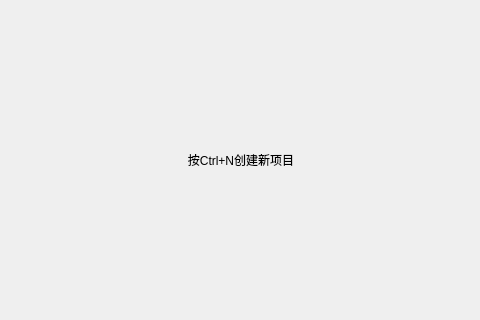
Before: the Qt Designer form defaultwidget.ui in LeafKwei/imgpkr, drawn with Qt 5; both pictures show x 159 to 639 and y 140 to 460 of the 800 by 600 pixel window.
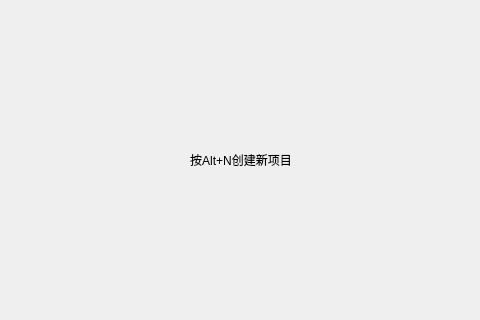
After: the same form once the commit is applied.

Patch:
```diff
--- a/defaultwidget.ui
+++ b/defaultwidget.ui
@@ -23,7 +23,7 @@
       </size>
      </property>
      <property name="text">
-      <string>按Ctrl+N创建新项目</string>
+      <string>按Alt+N创建新项目</string>
      </property>
      <property name="alignment">
       <set>Qt::AlignmentFlag::AlignCenter</set>
```
